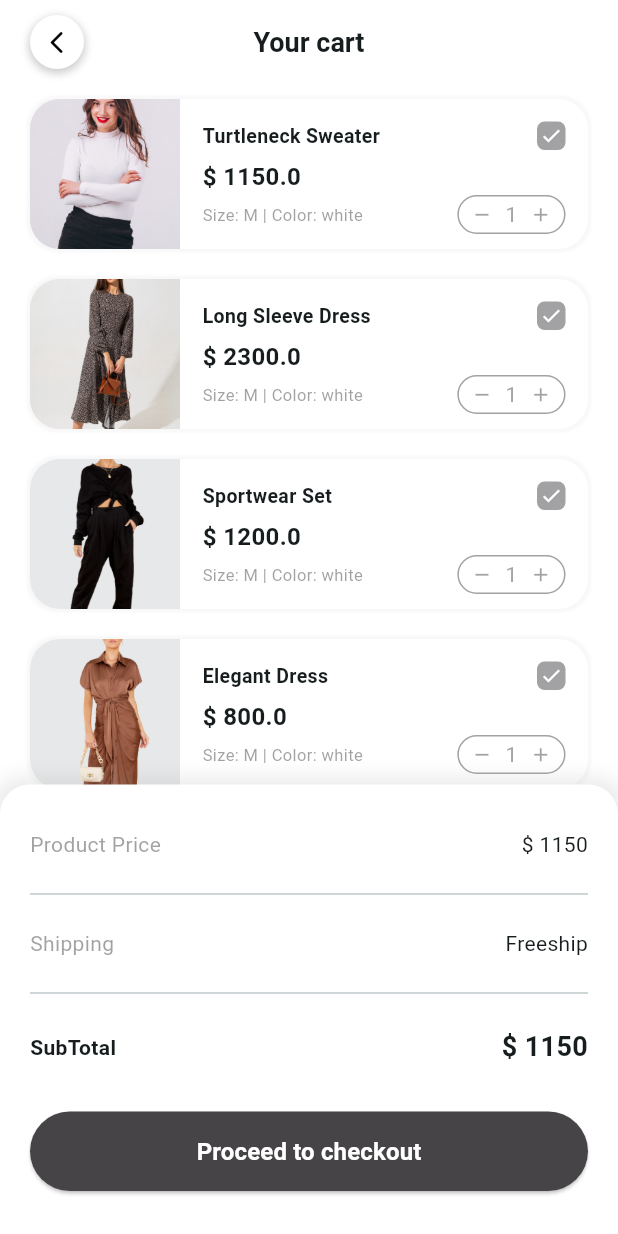
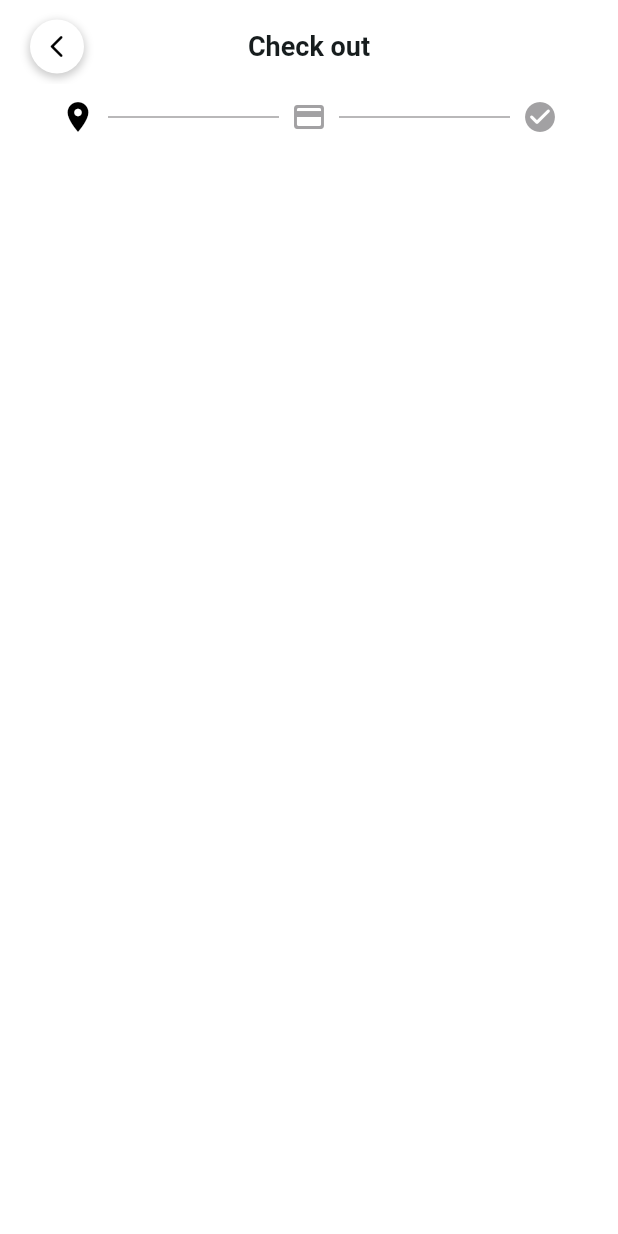
Before and after one commit to hupptechnologies/flutter-shopping-store, a Flutter app: the CartView screen opened by its route, after a tap on the "check" icon, after a tap on "Proceed to checkout", on a phone screen of 412 x 824 dp. Run offline on Flutter 3.47's test engine with Material 3 defaults, Android fonts, the phone set to English and light mode, and no system bars; our stand-ins replace carousel_slider, cookie_jar, custom_rating_bar, dio, dio_cookie_manager, flutter_svg and 2 more.

Commit message:
Add the Checkout page in the router or stepper icon widget.

```diff
--- a/lib/routers/app_pages.dart
+++ b/lib/routers/app_pages.dart
@@ -8,6 +8,8 @@ import 'package:e_commerce/screens/auth/verification-code/binding/verification_c
 import 'package:e_commerce/screens/auth/verification-code/view/verification_code_view.dart';
 import 'package:e_commerce/screens/cart/binding/cart_binding.dart';
 import 'package:e_commerce/screens/cart/view/cart_view.dart';
+import 'package:e_commerce/screens/checkout/binding/checkout_bindings.dart';
+import 'package:e_commerce/screens/checkout/view/checkout_view.dart';
 import 'package:e_commerce/screens/home/binding/home_binding.dart';
 import 'package:e_commerce/screens/home/view/home_view.dart';
 import 'package:e_commerce/screens/intro/view/intro_view.dart';
@@ -77,5 +79,10 @@ class AppPages {
       page: () => const CartView(),
       binding: CartBinding(),
     ),
+    GetPage(
+      name: AppRoutes.checkout,
+      page: () => const CheckoutView(),
+      binding: CheckoutBindings(),
+    ),
   ];
 }
--- a/lib/routers/app_routers.dart
+++ b/lib/routers/app_routers.dart
@@ -11,4 +11,5 @@ abstract class AppRoutes {
   static const productList = '/producatList';
   static const productDetail = '/productDetail';
   static const cartList = '/cartList';
+  static const checkout = '/checkout';
 }
--- a/lib/screens/cart/controller/cart_controller.dart
+++ b/lib/screens/cart/controller/cart_controller.dart
@@ -1,5 +1,6 @@
 import 'package:e_commerce/data/product/product.dart';
 import 'package:e_commerce/dummydata/dummy_data.dart';
+import 'package:e_commerce/routers/app_routers.dart';
 import 'package:get/get.dart';
 
 class CartController extends GetxController {
@@ -38,7 +39,7 @@ class CartController extends GetxController {
   }
 
   void proceedToCheckout() {
-    print('object');
+    Get.toNamed(AppRoutes.checkout);
   }
 
   void incrementDecrementQuantity(int id, bool isIncrement) {
--- /dev/null
+++ b/lib/screens/checkout/binding/checkout_bindings.dart
@@ -0,0 +1,9 @@
+import 'package:get/get.dart';
+import '../controller/checkout_controller.dart';
+
+class CheckoutBindings implements Bindings {
+  @override
+  void dependencies() {
+    Get.lazyPut<CheckoutController>(() => CheckoutController());
+  }
+}
--- /dev/null
+++ b/lib/screens/checkout/controller/checkout_controller.dart
@@ -0,0 +1,5 @@
+import 'package:get/get.dart';
+
+class CheckoutController extends GetxController {
+  late RxInt currentStep = 0.obs;
+}
--- /dev/null
+++ b/lib/screens/checkout/view/checkout_view.dart
@@ -0,0 +1,65 @@
+import 'package:e_commerce/common/constant/app_colors.dart';
+import 'package:e_commerce/screens/checkout/controller/checkout_controller.dart';
+import 'package:e_commerce/widgets/back_button_appbar_title.dart';
+import 'package:flutter/material.dart';
+import 'package:get/get.dart';
+
+class CheckoutView extends GetView<CheckoutController> {
+  const CheckoutView({super.key});
+
+  @override
+  Widget build(BuildContext context) {
+    return Scaffold(
+      appBar: const BackButtonAppbarTitle(
+        title: 'Check out',
+        centerTitle: true,
+      ),
+      body: SafeArea(
+        child: Column(
+          crossAxisAlignment: CrossAxisAlignment.start,
+          children: [
+            stepperIconRowWidget(),
+          ],
+        ),
+      ),
+    );
+  }
+
+  Widget stepperIconRowWidget() {
+    return Padding(
+      padding: const EdgeInsets.symmetric(horizontal: 40, vertical: 10),
+      child: Obx(
+        () => Row(
+          mainAxisAlignment: MainAxisAlignment.spaceAround,
+          mainAxisSize: MainAxisSize.min,
+          children: [
+            stepperIconWidget(Icons.location_on, 0),
+            dividerWidget(),
+            stepperIconWidget(Icons.payment_rounded, 1),
+            dividerWidget(),
+            stepperIconWidget(Icons.check_circle_rounded, 2),
+          ],
+        ),
+      ),
+    );
+  }
+
+  Widget stepperIconWidget(IconData icon, int index) {
+    return Icon(
+      icon,
+      color: controller.currentStep.value == index
+          ? Colors.black
+          : AppColors.dartGratWithOpaity5,
+    );
+  }
+
+  Widget dividerWidget() {
+    return Expanded(
+      child: Container(
+        height: 1,
+        color: AppColors.dartGratWithOpaity5,
+        margin: const EdgeInsets.symmetric(horizontal: 8),
+      ),
+    );
+  }
+}
--- a/lib/widgets/back_button_appbar_title.dart
+++ b/lib/widgets/back_button_appbar_title.dart
@@ -11,7 +11,9 @@ class BackButtonAppbarTitle extends StatelessWidget
 
   @override
   Widget build(BuildContext context) {
-    return AppBar(
+    return Padding(
+      padding: const EdgeInsets.only(top: 6),
+      child: AppBar(
         backgroundColor: Colors.white,
         centerTitle: centerTitle,
         scrolledUnderElevation: 0,
@@ -28,6 +30,7 @@ class BackButtonAppbarTitle extends StatelessWidget
                 ),
               )
             : null,
+      ),
     );
   }
 
--- a/pubspec.yaml
+++ b/pubspec.yaml
@@ -21,6 +21,7 @@ dependencies:
   cookie_jar: ^3.0.1
   searchfield: ^1.1.8
   custom_rating_bar: ^3.0.0
+  easy_stepper: ^0.8.5+1
 
 dev_dependencies:
   flutter_test:
```
Also changed, not shown: pubspec.lock. Lines whose indentation alone changed are shown as unchanged.
